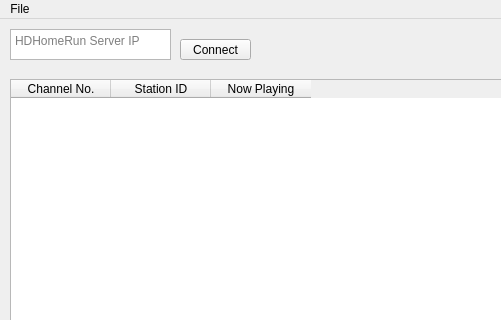
Before: the Qt Designer form mainwindow.ui in scoronado12/hdhomerun-gui, drawn with Qt 5; both pictures show x 0 to 501 and y 0 to 320 of the 800 by 600 pixel window.
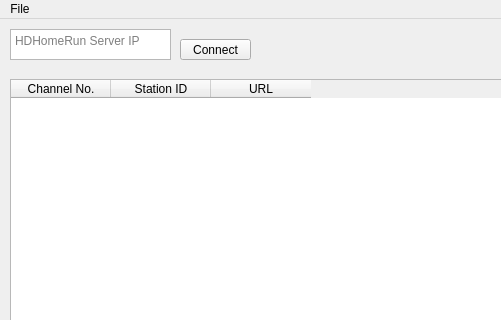
After: the same form once the commit is applied.

What changed in the file:
```diff
--- a/mainwindow.ui
+++ b/mainwindow.ui
@@ -68,7 +68,7 @@
     </column>
     <column>
      <property name="text">
-      <string>Now Playing</string>
+      <string>URL</string>
      </property>
     </column>
    </widget>
```
Left out of the diff: 2 changed lines with no effect on the pictures.
